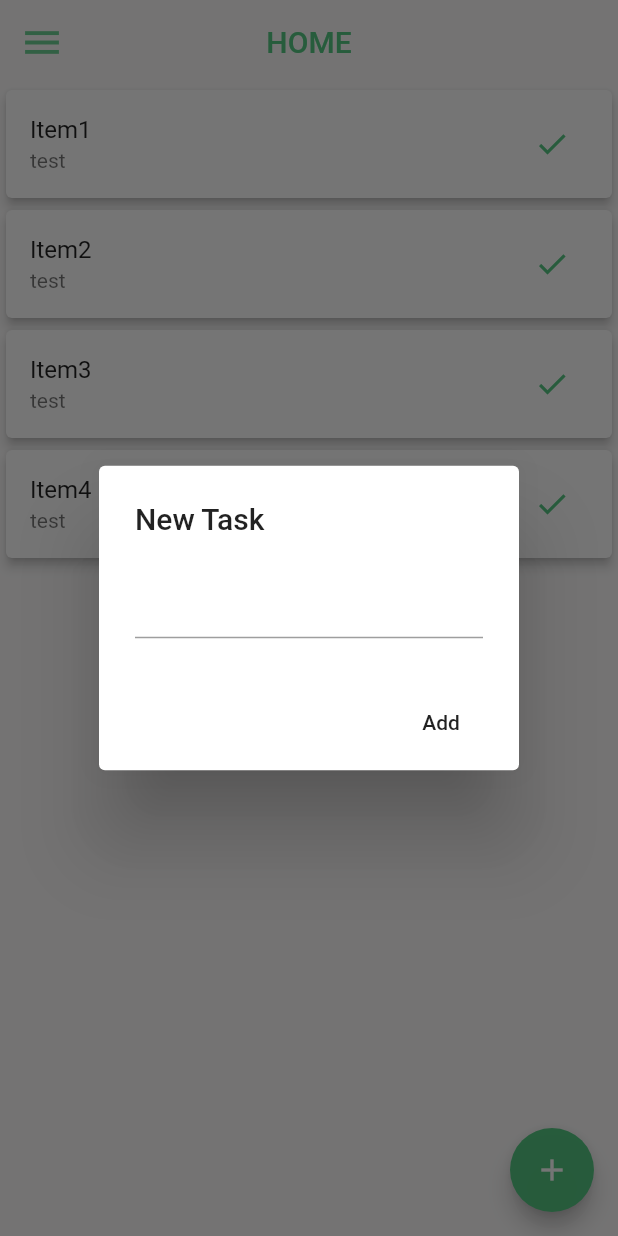
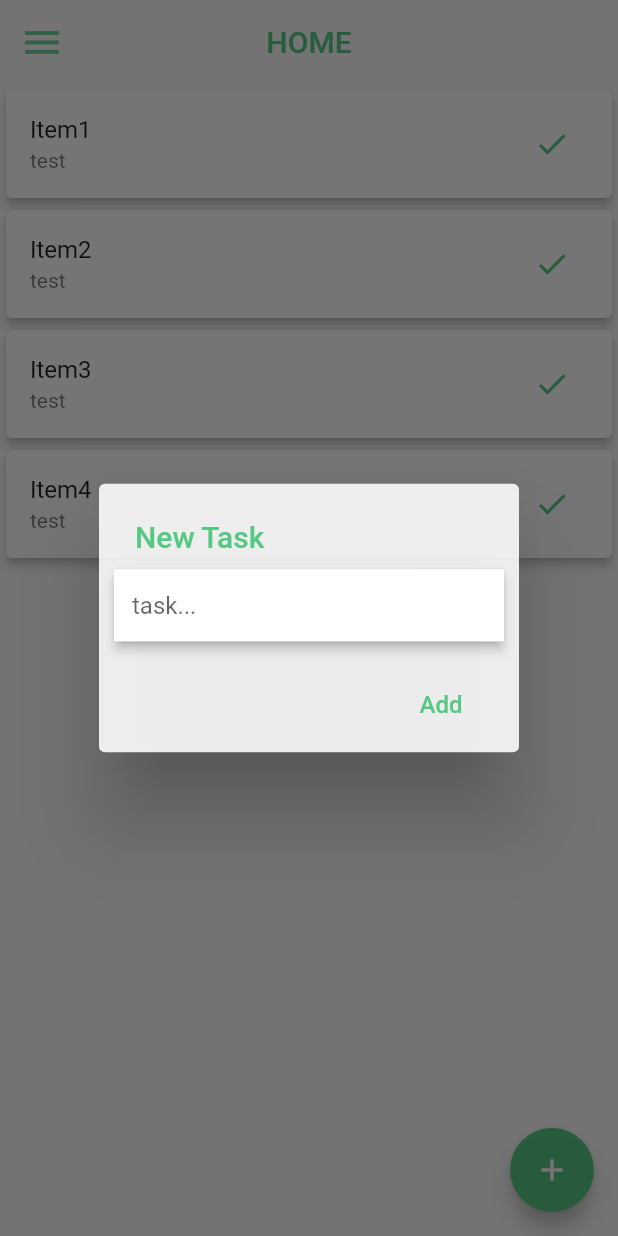
Before and after one commit to MoizesFSantos/To-Do_APP, a Flutter app: the screen it shows after launch, after a tap on the "add" icon, on a phone screen of 412 x 824 dp. Run offline on Flutter 3.47's test engine with Material 2 defaults, Android fonts, the phone set to English and light mode, and no system bars.

Commit message:
feat: edit the AlertDialog

```diff
--- a/lib/screen/home.dart
+++ b/lib/screen/home.dart
@@ -83,11 +83,28 @@ class _HomeState extends State<Home> {
             context: context,
             builder: (BuildContext context) {
               return AlertDialog(
-                title: const Text('New Task'),
-                content: TextField(
-                  onChanged: (String value) {
-                    input = value;
-                  },
+                contentPadding: const EdgeInsets.fromLTRB(10, 10, 10, 10),
+                backgroundColor: const Color.fromARGB(230, 253, 252, 252),
+                title: const Text(
+                  'New Task',
+                  style: TextStyle(
+                    color: Color.fromARGB(246, 81, 199, 128),
+                  ),
+                ),
+                content: Material(
+                  borderRadius: BorderRadius.circular(3),
+                  elevation: 3,
+                  child: TextField(
+                    onChanged: (String value) {
+                      input = value;
+                    },
+                    decoration: const InputDecoration(
+                      border: InputBorder.none,
+                      filled: true,
+                      fillColor: Colors.white,
+                      hintText: 'task...',
+                    ),
+                  ),
                 ),
                 actions: <Widget>[
                   FlatButton(
@@ -97,7 +114,13 @@ class _HomeState extends State<Home> {
                       });
                       Navigator.of(context).pop();
                     },
-                    child: const Text('Add'),
+                    child: const Text(
+                      'Add',
+                      style: TextStyle(
+                        color: Color.fromARGB(246, 81, 199, 128),
+                        fontSize: 16,
+                      ),
+                    ),
                   )
                 ],
               );
```
